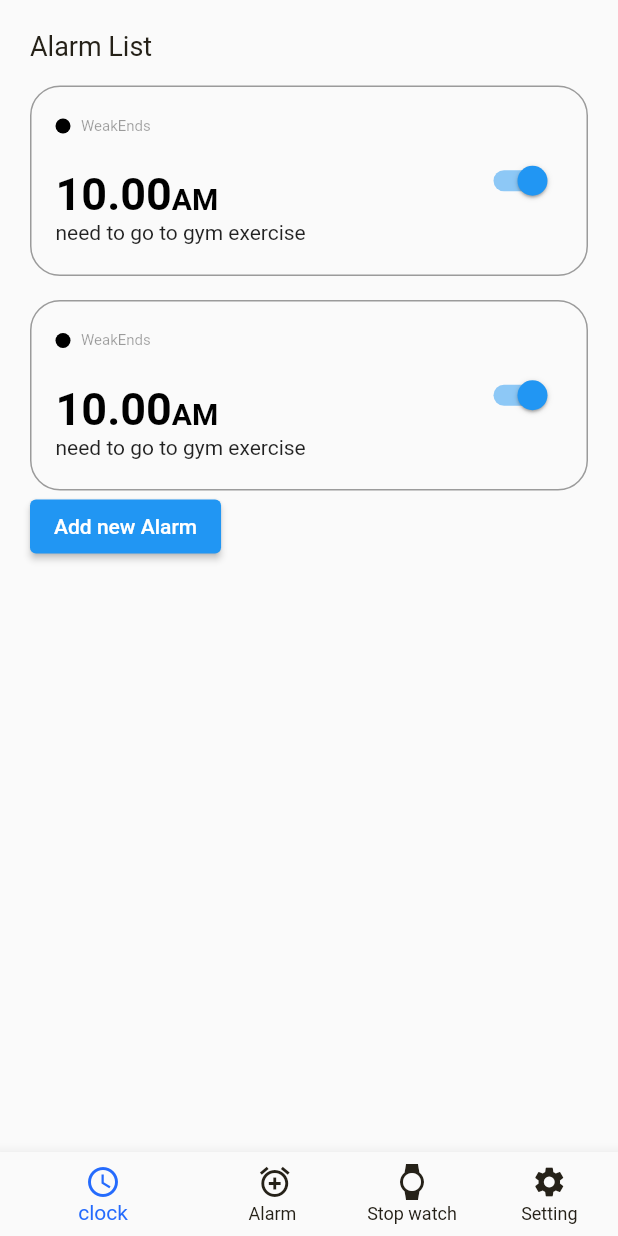
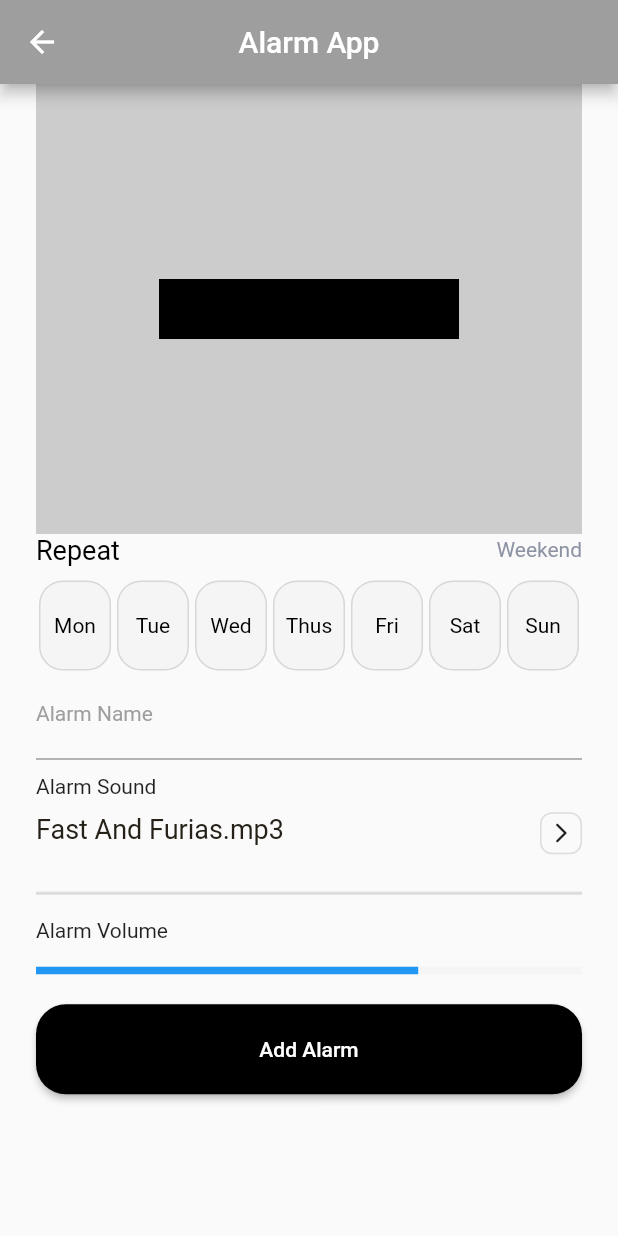
Before and after one commit to humayunkabir11/alarm_app, a Flutter app: the screen it shows after launch, after a tap on the "add" icon, on a phone screen of 412 x 824 dp. Run offline on Flutter 3.47's test engine with Material 2 defaults, Android fonts, the phone set to English and light mode, and no system bars; our stand-ins replace flutter_svg.

Commit message:
add_screen

```diff
--- a/alarm_app/lib/view/screen/alarm/alarm_list_screen.dart
+++ b/alarm_app/lib/view/screen/alarm/alarm_list_screen.dart
@@ -1,4 +1,8 @@
+
+import 'package:alarm_app/view/screen/delete/delete_alarm_list.dart';
 import 'package:flutter/material.dart';
+
+import '../alarm_edit/edit_screen.dart';
 
 class AlarmListScreen extends StatefulWidget {
   const AlarmListScreen({super.key});
@@ -8,7 +12,8 @@ class AlarmListScreen extends StatefulWidget {
 }
 
 class _AlarmListScreenState extends State<AlarmListScreen> {
-  bool isSwitch = true;
+  bool  isSwitch = false;
+  bool isSwitch1 = true;
   @override
   Widget build(BuildContext context) {
     return SafeArea(
@@ -21,6 +26,7 @@ class _AlarmListScreenState extends State<AlarmListScreen> {
              const Text("Alarm List",style: TextStyle(color: Color(0xff252118),fontSize: 18,),),
              const SizedBox(height: 16,),
              Container(
+
                padding: const EdgeInsetsDirectional.symmetric(horizontal: 16, vertical: 20),
                width: MediaQuery.of(context).size.width,
                decoration: BoxDecoration(
@@ -34,30 +40,29 @@ class _AlarmListScreenState extends State<AlarmListScreen> {
                      crossAxisAlignment: CrossAxisAlignment.start,
                      children: [
                        Row(
-
                          children: [
                            Container(
                              height:10,
                              width: 10,
-                             decoration: BoxDecoration(
+                             decoration: const BoxDecoration(
                                  color: Colors.black,
                                  shape: BoxShape.circle
                              ),
                            ),
-                           SizedBox(width: 7,),
-                           Text('WeakEnds',style: TextStyle(color: Colors.black38,fontSize: 10),)
+                           const SizedBox(width: 7,),
+                           const Text('WeakEnds',style: TextStyle(color: Colors.black38,fontSize: 10),)
 
                          ],
                        ),
-                       SizedBox(height: 22,),
+                       const SizedBox(height: 22,),
                        RichText(text: const TextSpan(
                            children: [
-                             TextSpan(text: "10.00",style: TextStyle(
+                             TextSpan(text: "01.00",style: TextStyle(
                                  fontSize: 30,
                                  color: Colors.black,
                                  fontWeight: FontWeight.bold
                              ),),
-                             TextSpan(text: "AM",
+                             TextSpan(text: "PM",
                                style: TextStyle(
                                    fontSize: 20,
                                    color: Colors.black,
@@ -74,7 +79,7 @@ class _AlarmListScreenState extends State<AlarmListScreen> {
                    SizedBox(
                      child: Switch(value: isSwitch,onChanged: (value){
                        setState(() {
-                         value = isSwitch;
+                         isSwitch=value;
                        });
                      }),
                    )
@@ -82,73 +87,82 @@ class _AlarmListScreenState extends State<AlarmListScreen> {
                ),
              ),
              const SizedBox(height:16 ,),
-             Container(
-               padding: const EdgeInsetsDirectional.symmetric(horizontal: 16, vertical: 20),
-               width: MediaQuery.of(context).size.width,
-               decoration: BoxDecoration(
-                 border: Border.all( color: Colors.black38),
-                 borderRadius: BorderRadius.circular(20),
-               ),
-               child: Row(
-                 mainAxisAlignment: MainAxisAlignment.spaceBetween,
-                 children: [
-                   Column(
-                     crossAxisAlignment: CrossAxisAlignment.start,
-                     children: [
-                       Row(
+             GestureDetector(
+               onTap: (){
+                 Navigator.push(context, MaterialPageRoute(builder: (_)=>EditScreen()));
+               },
+               onLongPress: (){
+                 Navigator.push(context, MaterialPageRoute(builder: (_)=>DeleteAlarmScreen()));
+               },
+               child: Container(
+                 padding: const EdgeInsetsDirectional.symmetric(horizontal: 16, vertical: 20),
+                 width: MediaQuery.of(context).size.width,
+                 decoration: BoxDecoration(
+                   border: Border.all( color: Colors.black38),
+                   borderRadius: BorderRadius.circular(20),
+                 ),
+                 child: Row(
+                   mainAxisAlignment: MainAxisAlignment.spaceBetween,
+                   children: [
+                     Column(
+                       crossAxisAlignment: CrossAxisAlignment.start,
+                       children: [
+                         Row(
 
-                         children: [
-                           Container(
-                             height:10,
-                             width: 10,
-                             decoration: BoxDecoration(
-                                 color: Colors.black,
-                                 shape: BoxShape.circle
+                           children: [
+                             Container(
+                               height:10,
+                               width: 10,
+                               decoration: const  BoxDecoration(
+                                   color: Colors.black,
+                                   shape: BoxShape.circle
+                               ),
                              ),
-                           ),
-                           SizedBox(width: 7,),
-                           Text('WeakEnds',style: TextStyle(color: Colors.black38,fontSize: 10),)
-
-                         ],
-                       ),
-                       SizedBox(height: 22,),
-                       RichText(text: const TextSpan(
-                           children: [
-                             TextSpan(text: "10.00",style: TextStyle(
-                                 fontSize: 30,
-                                 color: Colors.black,
-                                 fontWeight: FontWeight.bold
-                             ),),
-                             TextSpan(text: "AM",
-                               style: TextStyle(
-                                   fontSize: 20,
+                             const SizedBox(width: 7,),
+                             const Text('WeakEnds',style: TextStyle(color: Colors.black38,fontSize: 10),)
+                           ],
+                         ),
+                        const SizedBox(height: 22,),
+                         RichText(text: const TextSpan(
+                             children: [
+                               TextSpan(text: "10.00",style: TextStyle(
+                                   fontSize: 30,
                                    color: Colors.black,
                                    fontWeight: FontWeight.bold
+                               ),),
+                               TextSpan(text: "AM",
+                                 style: TextStyle(
+                                     fontSize: 20,
+                                     color: Colors.black,
+                                     fontWeight: FontWeight.bold
+                                 ),
                                ),
-                             ),
 
-                           ]
-                       )),
-                       const Text("need to go to gym exercise")
+                             ]
+                         )),
+                         const Text("Week up for office")
 
-                     ],
-                   ),
-                   SizedBox(
-                     child: Switch(value: isSwitch,onChanged: (value){
-                       setState(() {
-                         value = isSwitch;
-                       });
-                     }),
-                   )
-                 ],
+                       ],
+                     ),
+                     SizedBox(
+                       child: Switch(
+                           value: isSwitch1,onChanged: (value){
+                         setState(() {
+                             isSwitch1 = value;
+                         });
+
+                       }),
+                     )
+                   ],
+                 ),
                ),
              ),
-
-          ElevatedButton(onPressed: (){}, child: const Text("Add new Alarm",style: TextStyle(color: Colors.white),))
 
            ],
          ),
        ),
+
+        floatingActionButtonLocation: FloatingActionButtonLocation.centerFloat,
         bottomNavigationBar: BottomNavigationBar(
           showSelectedLabels: true,
           showUnselectedLabels: true,
--- /dev/null
+++ b/alarm_app/lib/view/screen/alarm_creation/alarm_creation_screen.dart
@@ -0,0 +1,187 @@
+import 'package:alarm_app/view/screen/alarm/alarm_list_screen.dart';
+import 'package:alarm_app/view/screen/home/home_screen.dart';
+import 'package:flutter/material.dart';
+
+class AlarmCreation extends StatefulWidget {
+  const AlarmCreation({super.key});
+
+  @override
+  State<AlarmCreation> createState() => _AlarmCreationState();
+}
+
+class _AlarmCreationState extends State<AlarmCreation> {
+
+  late PageController pageController;
+  int selectedIndex = 0;
+
+  var days = ["Mon","Tue","Wed","Thus","Fri","Sat","Sun"];
+
+  @override
+  void initState() {
+    pageController = PageController(initialPage: 0, viewportFraction: 0.8);
+    super.initState();
+  }
+
+  @override
+  void dispose() {
+    pageController.dispose();
+    super.dispose();
+  }
+
+
+  @override
+  Widget build(BuildContext context) {
+    return Scaffold(
+      appBar: AppBar(
+        backgroundColor: Colors.grey,
+        automaticallyImplyLeading: false,
+        // toolbarHeight: 50,
+        // toolbarOpacity: 1,
+        centerTitle: true,
+
+         leading: IconButton(
+           icon: Icon(Icons.arrow_back),
+           onPressed: (){
+             Navigator.push(context, MaterialPageRoute(builder: (_)=>HomeScreen()));
+           },
+         ),
+        title: Text("Alarm App"),
+      ),
+      body: Padding(
+        padding: const EdgeInsets.symmetric(horizontal: 24.0),
+        child: SingleChildScrollView(
+          physics: const ScrollPhysics(),
+          child: Column(
+            crossAxisAlignment: CrossAxisAlignment.start,
+
+            children: [
+              Container(
+                height: 300,
+                width: MediaQuery.of(context).size.width,
+                alignment: Alignment.center,
+                color: Colors.grey.withOpacity(0.5),
+                padding: const EdgeInsetsDirectional.symmetric(vertical: 10, horizontal: 50),
+                child: Column(
+                  crossAxisAlignment: CrossAxisAlignment.center,
+                  mainAxisAlignment: MainAxisAlignment.center,
+                  children: [
+                    Flexible(
+                      flex: 1,
+                      child: Container(
+                        height: 40, width: 200,
+                        color: Colors.black,
+                      ),
+                    ),
+
+                  ],
+                ),
+              ),
+
+              const Row(
+                mainAxisAlignment: MainAxisAlignment.spaceBetween,
+                children: [
+                  Text('Repeat',style: TextStyle(color: Colors.black,fontSize: 18),),
+                  Text("Weekend",style: TextStyle(color: Color(0xff8D93A3),fontSize: 14)),
+                ],
+              ),
+             const SizedBox(height: 10,),
+              SizedBox(
+                height: 60,
+                child: ListView.builder(
+                  scrollDirection: Axis.horizontal,
+                  shrinkWrap: true,
+                  itemCount: days.length,
+                  itemBuilder: (context, index) {
+                  return Container(
+                     margin: EdgeInsetsDirectional.symmetric(horizontal: 2),
+                      width: 48,
+                    decoration: BoxDecoration(
+                      borderRadius: BorderRadius.circular(16),
+                      border: Border.all(color: Colors.black12),
+                      color: const Color(0xffF5F5F5)
+                    ),
+                   child: Center(
+                     child: Text(days[index], style: const TextStyle(color: Colors.black),),
+                   ),
+                  );
+                },),
+              ),
+              TextFormField(
+                decoration:  InputDecoration(
+                  label: Text('Alarm Name'),
+                  hintText: "Task For now",
+                  labelStyle: TextStyle(color: Colors.grey,fontSize: 14),
+                  hintStyle: TextStyle(color: Colors.black,fontSize: 18),
+                ),
+              ),
+
+               SizedBox(height: 10,),
+               GestureDetector(
+                 onTap:  (){
+                   Navigator.push(context, MaterialPageRoute(builder: (_)=>AlarmListScreen()));
+                 },
+
+                 child: Container(
+                   height: 80,
+                   decoration: BoxDecoration(
+                     border: Border(bottom: BorderSide(color: Colors.black12,width: 2))
+                   ),
+                   child: Row(
+                     mainAxisAlignment: MainAxisAlignment.spaceBetween,
+                     children: [
+                        const Column(
+                          crossAxisAlignment: CrossAxisAlignment.start,
+                          children: [
+                           Text("Alarm Sound"),
+                            SizedBox(height: 10,),
+                            Text("Fast And Furias.mp3",style: TextStyle(color: Color(0xff252118),fontSize: 18),)
+                     ]
+                   ),
+                       Container(
+                         height: 28,
+                         width: 28,
+                         decoration: BoxDecoration(
+                           border: Border.all(color: Colors.black12),
+                            borderRadius: BorderRadius.circular(8)
+                         ),
+                         child: const Center(
+                           child: Icon(Icons.arrow_forward_ios_rounded,size: 16,),
+                         ),
+                       )
+              ]),
+                 ),
+               ),
+              const SizedBox(height: 16,),
+              Text("Alarm Volume"),
+              const SizedBox(height: 16,),
+              const LinearProgressIndicator(
+                backgroundColor: Color(0xffF5F5F5),value: 0.7,
+                minHeight: 5,
+              ),
+             const SizedBox(height: 20,),
+              SizedBox(
+                height: 60,
+                width: MediaQuery.of(context).size.width,
+                child: ElevatedButton(
+                    style: ElevatedButton.styleFrom(
+                        backgroundColor: Colors.black,
+
+                        shape: RoundedRectangleBorder(
+                          borderRadius: BorderRadius.circular(20),
+                        )
+                    ),
+
+                    onPressed: (){
+                      Navigator.push(context, MaterialPageRoute(builder: (_0)=>AlarmListScreen()));
+                    },
+
+                    child: const Text("Add Alarm",style: TextStyle(color: Colors.white),)),
+              ),
+            ],
+          ),
+        ),
+      ),
+
+    );
+  }
+}
--- a/alarm_app/lib/view/screen/home/home_screen.dart
+++ b/alarm_app/lib/view/screen/home/home_screen.dart
@@ -1,5 +1,7 @@
 import 'package:alarm_app/view/screen/alarm/alarm_list_screen.dart';
 import 'package:flutter/material.dart';
+
+import '../alarm_creation/alarm_creation_screen.dart';
 
 class HomeScreen extends StatefulWidget {
   const HomeScreen({super.key});
@@ -175,7 +177,7 @@ class _HomeScreenState extends State<HomeScreen> {
                   backgroundColor: Colors.black,
                   child: const Icon(Icons.add,size: 35,color: Colors.white,),
                   onPressed: (){
-                   Navigator.push(context, MaterialPageRoute(builder: (_)=>AlarmListScreen()));
+                    Navigator.push(context, MaterialPageRoute(builder: (_)=>const AlarmCreation()));
                   })
             ]
         ),
--- a/alarm_app/pubspec.yaml
+++ b/alarm_app/pubspec.yaml
@@ -41,11 +41,7 @@ dev_dependencies:
   flutter_test:
     sdk: flutter
 
-  # The "flutter_lints" package below contains a set of recommended lints to
-  # encourage good coding practices. The lint set provided by the package is
-  # activated in the `analysis_options.yaml` file located at the root of your
-  # package. See that file for information about deactivating specific lint
-  # rules and activating additional ones.
+
   flutter_lints: ^2.0.0
 
 # For information on the generic Dart part of this file, see the
```
Also changed, not shown: alarm_app/lib/view/screen/alarm_edit/edit_screen.dart (added, +140 -0 lines), alarm_app/lib/view/screen/delete/delete_alarm_list.dart (added, +230 -0 lines), alarm_app/lib/view/screen/delete_alarm_list.dart (added).
